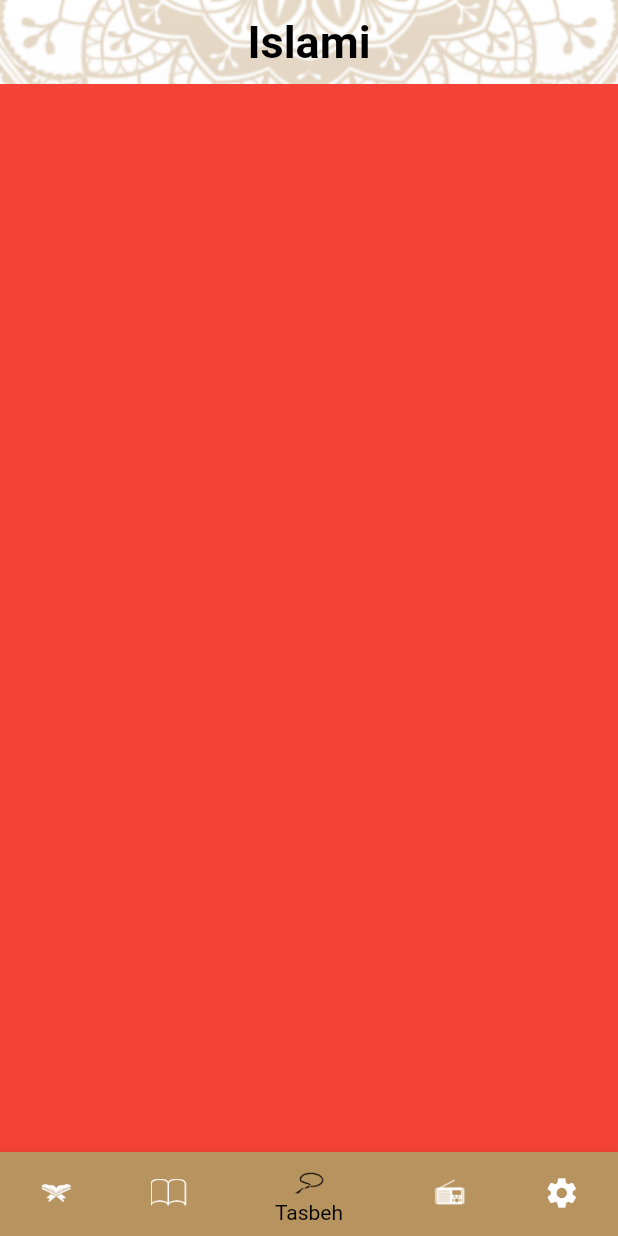
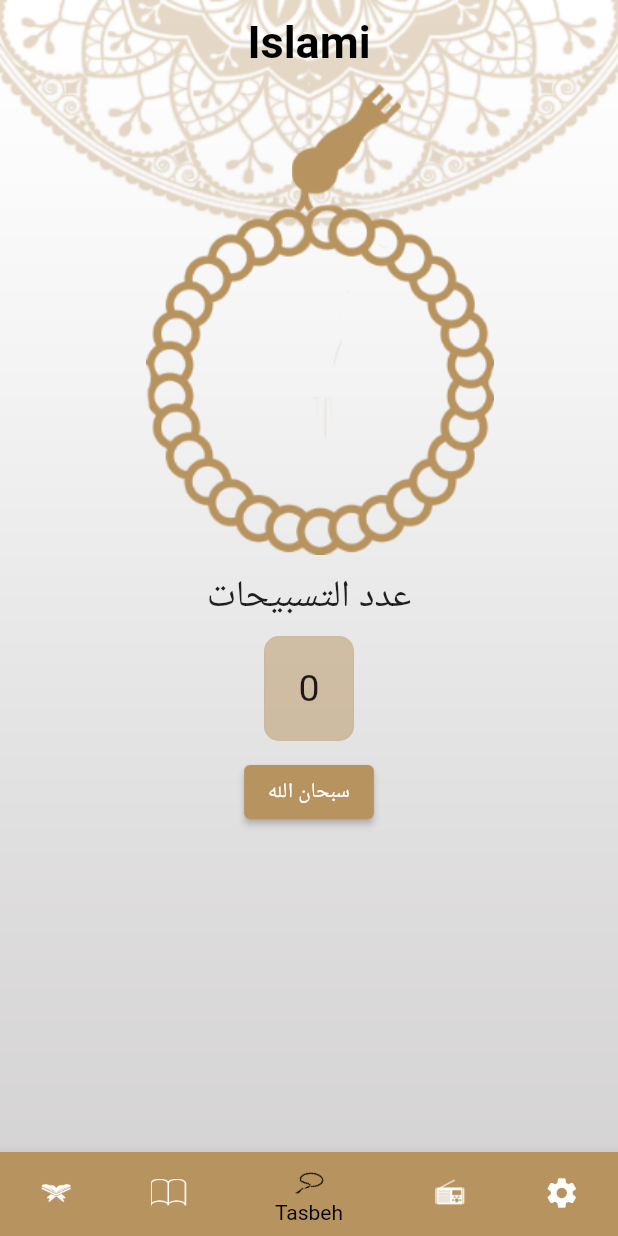
Before and after one commit to mohamednabiltraining/islami-c5-sun, a Flutter app: the screen it shows after launch, item 3 of the bottom bar chosen, on a phone screen of 412 x 824 dp. Run offline on Flutter 3.47's test engine with Material 2 defaults, Android fonts, the phone set to English and light mode, and no system bars.

```diff
--- a/lib/home/tasbeh_tab.dart
+++ b/lib/home/tasbeh_tab.dart
@@ -1,10 +1,104 @@
 import 'package:flutter/material.dart';
 
-class TasbehTab extends StatelessWidget {
+class TasbehTab extends StatefulWidget {
+  @override
+  State<TasbehTab> createState() => _TasbehTabState();
+}
+
+class _TasbehTabState extends State<TasbehTab> {
+  int counter = 0, index = 0;
+  List<String> azkar = [
+    "سبحان الله",
+    "الحمدلله",
+    "لا إله إلا الله",
+    "الله أكبر",
+    "لا حول ولا قوة إلا بالله"
+  ];
+
   @override
   Widget build(BuildContext context) {
-    return Container(
-      color: Colors.red,
-    );
+    return Column(children: [
+      Stack(children: [
+        Container(
+          margin: EdgeInsets.only(left: 50),
+          child: Row(
+            mainAxisAlignment: MainAxisAlignment.center,
+            children: [
+              Image.asset('assets/images/head_sebha_logo.png',)
+            ],
+          ),
+        ),
+        Container(
+          margin: EdgeInsets.only(top: 80, left: 15),
+          child: Row(
+            mainAxisAlignment: MainAxisAlignment.center,
+            children: [
+              Image.asset('assets/images/body_sebha_logo.png'),
+            ],
+          ),
+        ),
+      ]),
+      Container(
+        padding: EdgeInsets.all(10),
+        child: Row(
+          mainAxisAlignment: MainAxisAlignment.center,
+          children: const [
+            Center(
+              child: Text("عدد التسبيحات",
+                  style: TextStyle(
+                    fontSize: 25,
+                  )),
+            ),
+          ],
+        ),
+      ),
+      Row(
+        mainAxisAlignment: MainAxisAlignment.center,
+        children: [
+          Container(
+            width: 60,
+            height: 70,
+            decoration: BoxDecoration(
+              borderRadius: BorderRadius.circular(10),
+              color: Color.fromRGBO(183, 147, 95, 0.5),
+              border: Border.all(
+                color: Color.fromRGBO(183, 147, 95, 0.1),
+              ),
+            ),
+            child:
+                Center(child: Text("$counter", style: TextStyle(fontSize: 25))),
+          )
+        ],
+      ),
+      Row(
+        mainAxisAlignment: MainAxisAlignment.center,
+        children: [
+          Container(
+            padding: EdgeInsets.all(10),
+            child: ElevatedButton(
+              style: ElevatedButton.styleFrom(
+                  primary: Color.fromRGBO(183, 147, 95, 1.0)),
+              onPressed: () {
+                counter++;
+                if (counter == 33) {
+                  index++;
+                  counter = 0;
+                }
+                if (index == 5) {
+                  index = 0;
+                }
+                setState(() {});
+              },
+              child: Text(
+                "${azkar[index]}",
+                style: TextStyle(
+                  color: Colors.white,
+                ),
+              ),
+            ),
+          ),
+        ],
+      ),
+    ]);
   }
 }
```
Also changed, not shown: assets/images/2.0x/body_sebha_logo@2x.png (added), assets/images/2.0x/head_sebha_logo@2x.png (added), assets/images/3.0x/body_sebha_logo@3x.png (added), assets/images/3.0x/head_sebha_logo@3x.png (added), assets/images/body_sebha_logo.png (added), assets/images/head_sebha_logo.png (added), pubspec.lock, 2 other files.
